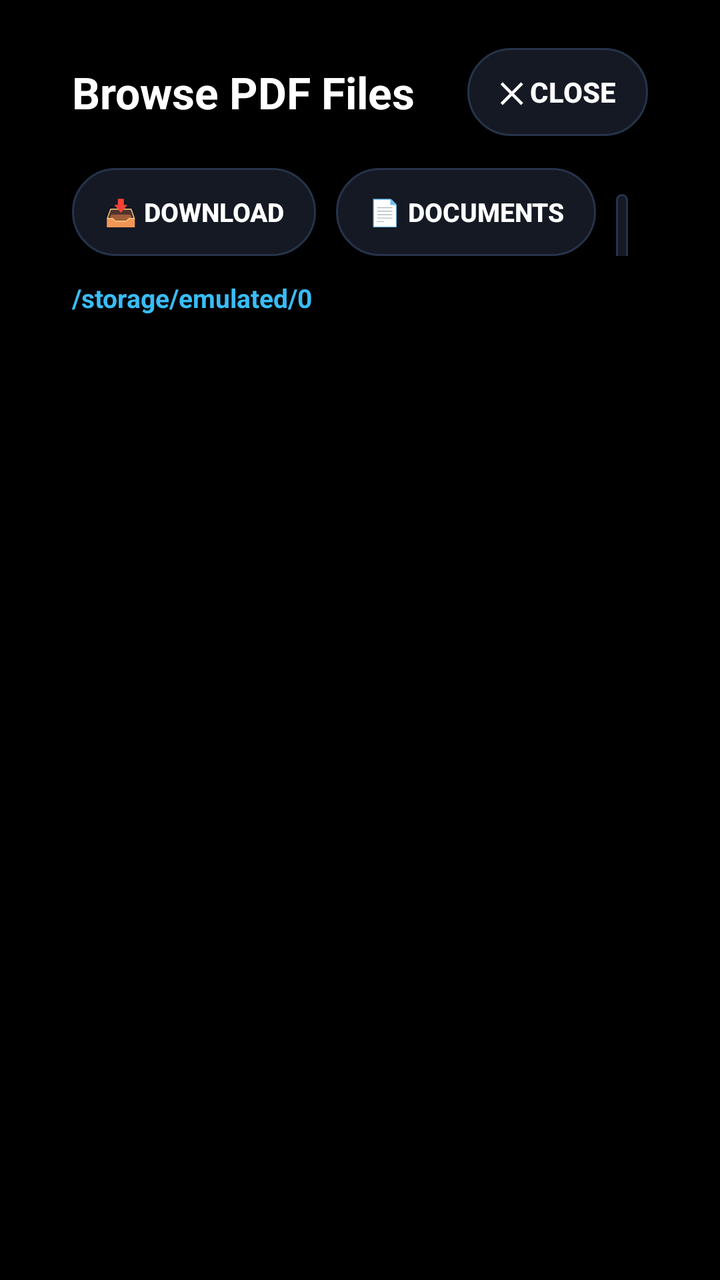
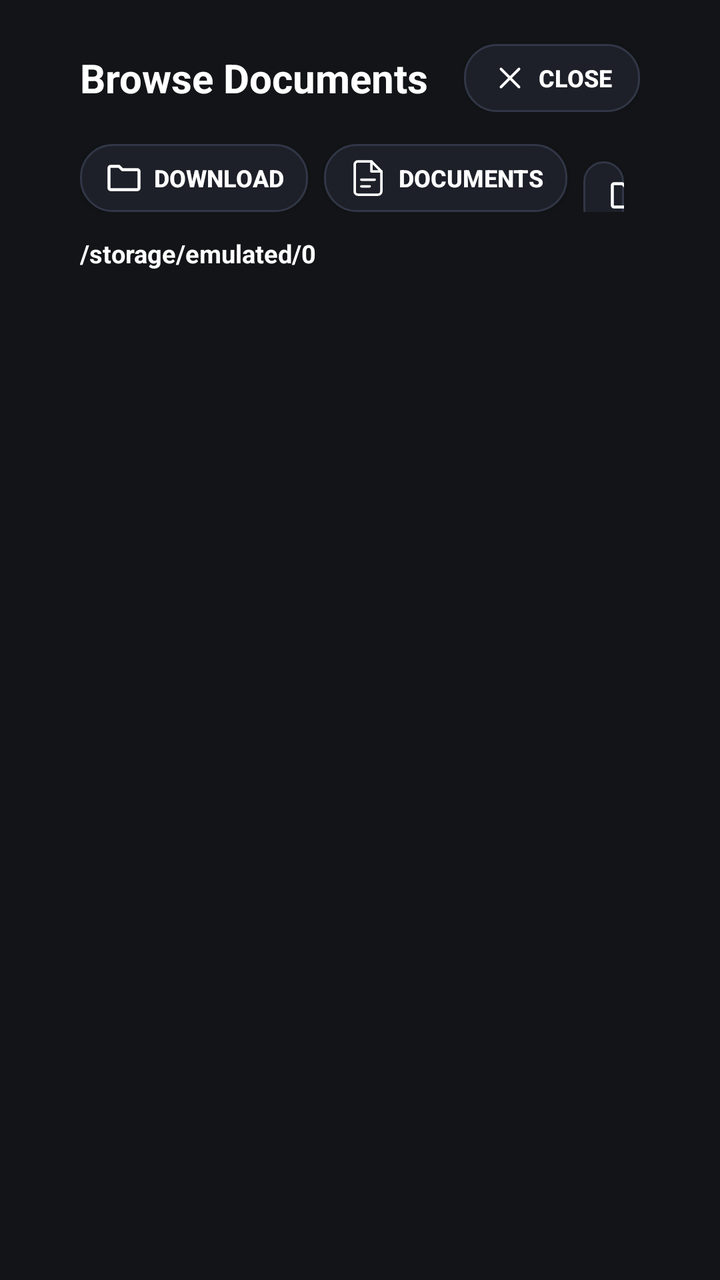

The first picture is an Android layout as it rendered before a commit; the second is the same layout after the commit. The layout source and the unified diff follow.
<!-- AndroidManifest.xml: application theme Theme.TvReader -->
<!-- res/layout/dialog_file_picker.xml -->
<?xml version="1.0" encoding="utf-8"?>
<LinearLayout xmlns:android="http://schemas.android.com/apk/res/android"
    android:layout_width="match_parent"
    android:layout_height="match_parent"
    android:orientation="vertical"
    android:background="@color/bg_main"
    android:paddingStart="36dp"
    android:paddingEnd="36dp"
    android:paddingTop="24dp"
    android:paddingBottom="24dp">

    
    <LinearLayout
        android:layout_width="match_parent"
        android:layout_height="wrap_content"
        android:orientation="horizontal"
        android:gravity="center_vertical"
        android:layout_marginBottom="16dp">

        <TextView
            android:id="@+id/tvPickerTitle"
            android:layout_width="0dp"
            android:layout_height="wrap_content"
            android:layout_weight="1"
            android:text="Browse PDF Files"
            android:textColor="#FFFFFF"
            android:textSize="22sp"
            android:textStyle="bold" />

        <Button
            android:id="@+id/btnPickerClose"
            android:layout_width="wrap_content"
            android:layout_height="44dp"
            android:text="✕ Close"
            android:textColor="@color/btn_focus_text_color"
            android:textSize="14sp"
            android:textStyle="bold"
            android:background="@drawable/focus_button_bg"
            android:paddingStart="16dp"
            android:paddingEnd="16dp"
            android:focusable="true" />
    </LinearLayout>

    
    <LinearLayout
        android:layout_width="match_parent"
        android:layout_height="wrap_content"
        android:orientation="horizontal"
        android:layout_marginBottom="12dp">

        <Button
            android:id="@+id/btnShortcutDownload"
            android:layout_width="wrap_content"
            android:layout_height="44dp"
            android:text="📥 Download"
            android:textColor="@color/btn_focus_text_color"
            android:textSize="13sp"
            android:textStyle="bold"
            android:background="@drawable/focus_button_bg"
            android:paddingStart="16dp"
            android:paddingEnd="16dp"
            android:focusable="true"
            android:layout_marginEnd="10dp" />

        <Button
            android:id="@+id/btnShortcutDocuments"
            android:layout_width="wrap_content"
            android:layout_height="44dp"
            android:text="📄 Documents"
            android:textColor="@color/btn_focus_text_color"
            android:textSize="13sp"
            android:textStyle="bold"
            android:background="@drawable/focus_button_bg"
            android:paddingStart="16dp"
            android:paddingEnd="16dp"
            android:focusable="true"
            android:layout_marginEnd="10dp" />

        <Button
            android:id="@+id/btnShortcutUsb"
            android:layout_width="wrap_content"
            android:layout_height="44dp"
            android:text="💾 USB Drives"
            android:textColor="@color/btn_focus_text_color"
            android:textSize="13sp"
            android:textStyle="bold"
            android:background="@drawable/focus_button_bg"
            android:paddingStart="16dp"
            android:paddingEnd="16dp"
            android:focusable="true"
            android:layout_marginEnd="10dp" />

        <Button
            android:id="@+id/btnShortcutScanAll"
            android:layout_width="wrap_content"
            android:layout_height="44dp"
            android:text="🔍 Scan All Device"
            android:textColor="@color/btn_focus_text_color"
            android:textSize="13sp"
            android:textStyle="bold"
            android:background="@drawable/focus_button_bg"
            android:paddingStart="16dp"
            android:paddingEnd="16dp"
            android:focusable="true"
            android:layout_marginEnd="10dp" />

        <Button
            android:id="@+id/btnShortcutSystemPicker"
            android:layout_width="wrap_content"
            android:layout_height="44dp"
            android:text="📂 System Picker"
            android:textColor="@color/btn_focus_text_color"
            android:textSize="13sp"
            android:textStyle="bold"
            android:background="@drawable/focus_button_bg"
            android:paddingStart="16dp"
            android:paddingEnd="16dp"
            android:focusable="true" />
    </LinearLayout>

    
    <TextView
        android:id="@+id/tvCurrentPath"
        android:layout_width="match_parent"
        android:layout_height="wrap_content"
        android:text="/storage/emulated/0"
        android:textColor="@color/accent_blue"
        android:textSize="13sp"
        android:textStyle="bold"
        android:maxLines="1"
        android:ellipsize="start"
        android:layout_marginBottom="10dp" />

    
    <FrameLayout
        android:layout_width="match_parent"
        android:layout_height="0dp"
        android:layout_weight="1">

        <androidx.recyclerview.widget.RecyclerView
            android:id="@+id/rvFileList"
            android:layout_width="match_parent"
            android:layout_height="match_parent"
            android:scrollbars="vertical"
            android:scrollbarThumbVertical="@color/accent_blue" />

        <LinearLayout
            android:id="@+id/layoutEmptyFolder"
            android:layout_width="match_parent"
            android:layout_height="match_parent"
            android:gravity="center"
            android:orientation="vertical"
            android:visibility="gone">

            <TextView
                android:layout_width="wrap_content"
                android:layout_height="wrap_content"
                android:text="📁"
                android:textSize="40sp"
                android:layout_marginBottom="8dp" />

            <TextView
                android:layout_width="wrap_content"
                android:layout_height="wrap_content"
                android:text="No PDF files found in this folder."
                android:textColor="#FFFFFF"
                android:textSize="15sp"
                android:textStyle="bold" />

            <TextView
                android:layout_width="wrap_content"
                android:layout_height="wrap_content"
                android:text="Try clicking [Download], [Documents], or [Scan All Device] above."
                android:textColor="@color/text_secondary"
                android:textSize="13sp"
                android:layout_marginTop="6dp" />
        </LinearLayout>

        <ProgressBar
            android:id="@+id/pbScanning"
            android:layout_width="56dp"
            android:layout_height="56dp"
            android:layout_gravity="center"
            android:indeterminateTint="@color/accent_blue"
            android:visibility="gone" />
    </FrameLayout>

</LinearLayout>
<!-- resources referenced by this layout -->
<resources>
  <color name="accent_blue">#38BDF8</color>
  <color name="bg_main">#000000</color>
  <color name="text_secondary">#94A3B8</color>
  <!-- drawable focus_button_bg (drawable) -->
  <?xml version="1.0" encoding="utf-8"?>
  <selector xmlns:android="http://schemas.android.com/apk/res/android">
      <item android:state_focused="true">
          <shape android:shape="rectangle">
              <solid android:color="@color/pill_bg_focused" />
              <stroke android:width="2dp" android:color="@color/pill_stroke_focused" />
              <corners android:radius="22dp" />
          </shape>
      </item>
      <item android:state_pressed="true">
          <shape android:shape="rectangle">
              <solid android:color="#213047" />
              <stroke android:width="2dp" android:color="@color/pill_stroke_focused" />
              <corners android:radius="22dp" />
          </shape>
      </item>
      <item>
          <shape android:shape="rectangle">
              <solid android:color="@color/pill_bg_normal" />
              <stroke android:width="1dp" android:color="@color/pill_stroke_normal" />
              <corners android:radius="22dp" />
          </shape>
      </item>
  </selector>
  <color name="pill_bg_focused">#1A2538</color>
  <color name="pill_bg_normal">#141923</color>
  <color name="pill_stroke_normal">#26334A</color>
  <color name="bg_surface">#0F141C</color>
  <!-- unchanged entries left out for length: 4 -->
</resources>

<!-- the commit's change to res/layout/dialog_file_picker.xml (unified diff, before → after) -->
@@ -4,10 +4,10 @@
     android:layout_height="match_parent"
     android:orientation="vertical"
     android:background="@color/bg_main"
-    android:paddingStart="36dp"
-    android:paddingEnd="36dp"
-    android:paddingTop="24dp"
-    android:paddingBottom="24dp">
+    android:paddingStart="40dp"
+    android:paddingEnd="40dp"
+    android:paddingTop="22dp"
+    android:paddingBottom="22dp">
 
     
     <LinearLayout
@@ -22,22 +22,24 @@
             android:layout_width="0dp"
             android:layout_height="wrap_content"
             android:layout_weight="1"
-            android:text="Browse PDF Files"
+            android:text="Browse Documents"
             android:textColor="#FFFFFF"
-            android:textSize="22sp"
+            android:textSize="20sp"
             android:textStyle="bold" />
 
         <Button
             android:id="@+id/btnPickerClose"
             android:layout_width="wrap_content"
-            android:layout_height="44dp"
-            android:text="✕ Close"
-            android:textColor="@color/btn_focus_text_color"
-            android:textSize="14sp"
-            android:textStyle="bold"
-            android:background="@drawable/focus_button_bg"
-            android:paddingStart="16dp"
-            android:paddingEnd="16dp"
+            android:layout_height="34dp"
+            android:text="Close"
+            android:textColor="@color/btn_focus_text_color"
+            android:textSize="12sp"
+            android:textStyle="bold"
+            android:drawableStart="@drawable/ic_close_stroke"
+            android:drawablePadding="5dp"
+            android:background="@drawable/focus_button_bg"
+            android:paddingStart="14dp"
+            android:paddingEnd="14dp"
             android:focusable="true" />
     </LinearLayout>
 
@@ -51,70 +53,80 @@
         <Button
             android:id="@+id/btnShortcutDownload"
             android:layout_width="wrap_content"
-            android:layout_height="44dp"
-            android:text="📥 Download"
-            android:textColor="@color/btn_focus_text_color"
-            android:textSize="13sp"
-            android:textStyle="bold"
-            android:background="@drawable/focus_button_bg"
-            android:paddingStart="16dp"
-            android:paddingEnd="16dp"
-            android:focusable="true"
-            android:layout_marginEnd="10dp" />
+            android:layout_height="34dp"
+            android:text="Download"
+            android:textColor="@color/btn_focus_text_color"
+            android:textSize="12sp"
+            android:textStyle="bold"
+            android:drawableStart="@drawable/ic_folder_stroke"
+            android:drawablePadding="5dp"
+            android:background="@drawable/focus_button_bg"
+            android:paddingStart="12dp"
+            android:paddingEnd="12dp"
+            android:focusable="true"
+            android:layout_marginEnd="8dp" />
 
         <Button
             android:id="@+id/btnShortcutDocuments"
             android:layout_width="wrap_content"
-            android:layout_height="44dp"
-            android:text="📄 Documents"
-            android:textColor="@color/btn_focus_text_color"
-            android:textSize="13sp"
-            android:textStyle="bold"
-            android:background="@drawable/focus_button_bg"
-            android:paddingStart="16dp"
-            android:paddingEnd="16dp"
-            android:focusable="true"
-            android:layout_marginEnd="10dp" />
+            android:layout_height="34dp"
+            android:text="Documents"
+            android:textColor="@color/btn_focus_text_color"
+            android:textSize="12sp"
+            android:textStyle="bold"
+            android:drawableStart="@drawable/ic_pdf_stroke"
+            android:drawablePadding="5dp"
+            android:background="@drawable/focus_button_bg"
+            android:paddingStart="12dp"
+            android:paddingEnd="12dp"
+            android:focusable="true"
+            android:layout_marginEnd="8dp" />
 
         <Button
             android:id="@+id/btnShortcutUsb"
             android:layout_width="wrap_content"
-            android:layout_height="44dp"
-            android:text="💾 USB Drives"
-            android:textColor="@color/btn_focus_text_color"
-            android:textSize="13sp"
-            android:textStyle="bold"
-            android:background="@drawable/focus_button_bg"
-            android:paddingStart="16dp"
-            android:paddingEnd="16dp"
-            android:focusable="true"
-            android:layout_marginEnd="10dp" />
+            android:layout_height="34dp"
+            android:text="USB Drives"
+            android:textColor="@color/btn_focus_text_color"
+            android:textSize="12sp"
+            android:textStyle="bold"
+            android:drawableStart="@drawable/ic_folder_stroke"
+            android:drawablePadding="5dp"
+            android:background="@drawable/focus_button_bg"
+            android:paddingStart="12dp"
+            android:paddingEnd="12dp"
+            android:focusable="true"
+            android:layout_marginEnd="8dp" />
 
         <Button
             android:id="@+id/btnShortcutScanAll"
             android:layout_width="wrap_content"
-            android:layout_height="44dp"
-            android:text="🔍 Scan All Device"
-            android:textColor="@color/btn_focus_text_color"
-            android:textSize="13sp"
-            android:textStyle="bold"
-            android:background="@drawable/focus_button_bg"
-            android:paddingStart="16dp"
-            android:paddingEnd="16dp"
-            android:focusable="true"
-            android:layout_marginEnd="10dp" />
+            android:layout_height="34dp"
+            android:text="Scan All"
+            android:textColor="@color/btn_focus_text_color"
+            android:textSize="12sp"
+            android:textStyle="bold"
+            android:drawableStart="@drawable/ic_search_stroke"
+            android:drawablePadding="5dp"
+            android:background="@drawable/focus_button_bg"
+            android:paddingStart="12dp"
+            android:paddingEnd="12dp"
+            android:focusable="true"
+            android:layout_marginEnd="8dp" />
 
         <Button
             android:id="@+id/btnShortcutSystemPicker"
             android:layout_width="wrap_content"
-            android:layout_height="44dp"
-            android:text="📂 System Picker"
-            android:textColor="@color/btn_focus_text_color"
-            android:textSize="13sp"
-            android:textStyle="bold"
-            android:background="@drawable/focus_button_bg"
-            android:paddingStart="16dp"
-            android:paddingEnd="16dp"
+            android:layout_height="34dp"
+            android:text="System Picker"
+            android:textColor="@color/btn_focus_text_color"
+            android:textSize="12sp"
+            android:textStyle="bold"
+            android:drawableStart="@drawable/ic_folder_stroke"
+            android:drawablePadding="5dp"
+            android:background="@drawable/focus_button_bg"
+            android:paddingStart="12dp"
+            android:paddingEnd="12dp"
             android:focusable="true" />
     </LinearLayout>
 
@@ -124,8 +136,8 @@
         android:layout_width="match_parent"
         android:layout_height="wrap_content"
         android:text="/storage/emulated/0"
-        android:textColor="@color/accent_blue"
-        android:textSize="13sp"
+        android:textColor="#FFFFFF"
+        android:textSize="12.5sp"
         android:textStyle="bold"
         android:maxLines="1"
         android:ellipsize="start"
@@ -142,7 +154,7 @@
             android:layout_width="match_parent"
             android:layout_height="match_parent"
             android:scrollbars="vertical"
-            android:scrollbarThumbVertical="@color/accent_blue" />
+            android:scrollbarThumbVertical="@color/neon_cyan" />
 
         <LinearLayout
             android:id="@+id/layoutEmptyFolder"
@@ -152,36 +164,36 @@
             android:orientation="vertical"
             android:visibility="gone">
 
-            <TextView
-                android:layout_width="wrap_content"
-                android:layout_height="wrap_content"
-                android:text="📁"
-                android:textSize="40sp"
-                android:layout_marginBottom="8dp" />
+            <ImageView
+                android:layout_width="32dp"
+                android:layout_height="32dp"
+                android:src="@drawable/ic_folder_stroke"
+                android:layout_marginBottom="8dp"
+                android:contentDescription="Empty" />
 
             <TextView
                 android:layout_width="wrap_content"
                 android:layout_height="wrap_content"
                 android:text="No PDF files found in this folder."
                 android:textColor="#FFFFFF"
-                android:textSize="15sp"
+                android:textSize="14sp"
                 android:textStyle="bold" />
 
             <TextView
                 android:layout_width="wrap_content"
                 android:layout_height="wrap_content"
-                android:text="Try clicking [Download], [Documents], or [Scan All Device] above."
-                android:textColor="@color/text_secondary"
-                android:textSize="13sp"
-                android:layout_marginTop="6dp" />
+                android:text="Try clicking [Download], [Documents], or [Scan All] above."
+                android:textColor="#FFFFFF"
+                android:textSize="12sp"
+                android:layout_marginTop="4dp" />
         </LinearLayout>
 
         <ProgressBar
             android:id="@+id/pbScanning"
-            android:layout_width="56dp"
-            android:layout_height="56dp"
+            android:layout_width="48dp"
+            android:layout_height="48dp"
             android:layout_gravity="center"
-            android:indeterminateTint="@color/accent_blue"
+            android:indeterminateTint="@color/neon_cyan"
             android:visibility="gone" />
     </FrameLayout>
 
<!-- resource entries referenced after the edit -->
@@ -1,37 +1,117 @@
 <!-- resources referenced by this layout -->
 <resources>
-  <color name="accent_blue">#38BDF8</color>
-  <color name="bg_main">#000000</color>
-  <color name="text_secondary">#94A3B8</color>
+  <color name="bg_main">#131417</color>
   <!-- drawable focus_button_bg (drawable) -->
   <?xml version="1.0" encoding="utf-8"?>
   <selector xmlns:android="http://schemas.android.com/apk/res/android">
       <item android:state_focused="true">
           <shape android:shape="rectangle">
               <solid android:color="@color/pill_bg_focused" />
-              <stroke android:width="2dp" android:color="@color/pill_stroke_focused" />
-              <corners android:radius="22dp" />
+              <stroke android:width="1.2dp" android:color="@color/pill_stroke_focused" />
+              <corners android:radius="16dp" />
           </shape>
       </item>
       <item android:state_pressed="true">
           <shape android:shape="rectangle">
-              <solid android:color="#213047" />
-              <stroke android:width="2dp" android:color="@color/pill_stroke_focused" />
-              <corners android:radius="22dp" />
+              <solid android:color="#242B3B" />
+              <stroke android:width="1.2dp" android:color="@color/pill_stroke_focused" />
+              <corners android:radius="16dp" />
           </shape>
       </item>
       <item>
           <shape android:shape="rectangle">
               <solid android:color="@color/pill_bg_normal" />
               <stroke android:width="1dp" android:color="@color/pill_stroke_normal" />
-              <corners android:radius="22dp" />
+              <corners android:radius="16dp" />
           </shape>
       </item>
   </selector>
-  <color name="pill_bg_focused">#1A2538</color>
-  <color name="pill_bg_normal">#141923</color>
-  <color name="pill_stroke_normal">#26334A</color>
-  <color name="bg_surface">#0F141C</color>
+  <!-- drawable ic_close_stroke (drawable) -->
+  <?xml version="1.0" encoding="utf-8"?>
+  <vector xmlns:android="http://schemas.android.com/apk/res/android"
+      android:width="18dp"
+      android:height="18dp"
+      android:viewportWidth="24"
+      android:viewportHeight="24">
+      <path
+          android:strokeColor="#FFFFFF"
+          android:strokeWidth="1.8"
+          android:strokeLineCap="round"
+          android:strokeLineJoin="round"
+          android:fillColor="#00000000"
+          android:pathData="M18,6L6,18M6,6l12,12" />
+  </vector>
+  <!-- drawable ic_folder_stroke (drawable) -->
+  <?xml version="1.0" encoding="utf-8"?>
+  <vector xmlns:android="http://schemas.android.com/apk/res/android"
+      android:width="20dp"
+      android:height="20dp"
+      android:viewportWidth="24"
+      android:viewportHeight="24">
+      <path
+          android:strokeColor="#FFFFFF"
+          android:strokeWidth="1.8"
+          android:strokeLineCap="round"
+          android:strokeLineJoin="round"
+          android:fillColor="#00000000"
+          android:pathData="M3,6a1,1 0 0,1 1,-1h5l2,2h9a1,1 0 0,1 1,1v10a1,1 0 0,1 -1,1h-16a1,1 0 0,1 -1,-1z" />
+  </vector>
+  <!-- drawable ic_pdf_stroke (drawable) -->
+  <?xml version="1.0" encoding="utf-8"?>
+  <vector xmlns:android="http://schemas.android.com/apk/res/android"
+      android:width="20dp"
+      android:height="20dp"
+      android:viewportWidth="24"
+      android:viewportHeight="24">
+      
+      <path
+          android:strokeColor="#FFFFFF"
+          android:strokeWidth="1.5"
+          android:strokeLineCap="round"
+          android:strokeLineJoin="round"
+          android:fillColor="#00000000"
+          android:pathData="M14,2H6A2,2 0 0,0 4,4V20A2,2 0 0,0 6,22H18A2,2 0 0,0 20,20V8Z" />
+      <path
+          android:strokeColor="#FFFFFF"
+          android:strokeWidth="1.5"
+          android:strokeLineCap="round"
+          android:strokeLineJoin="round"
+          android:fillColor="#00000000"
+          android:pathData="M14,2V8H20" />
+      
+      <path
+          android:strokeColor="#FFFFFF"
+          android:strokeWidth="1.5"
+          android:strokeLineCap="round"
+          android:fillColor="#00000000"
+          android:pathData="M8,13H16M8,17H13" />
+  </vector>
+  <!-- drawable ic_search_stroke (drawable) -->
+  <?xml version="1.0" encoding="utf-8"?>
+  <vector xmlns:android="http://schemas.android.com/apk/res/android"
+      android:width="20dp"
+      android:height="20dp"
+      android:viewportWidth="24"
+      android:viewportHeight="24">
+      
+      <path
+          android:strokeColor="#FFFFFF"
+          android:strokeWidth="1.8"
+          android:strokeLineCap="round"
+          android:fillColor="#00000000"
+          android:pathData="M11,11m-7,0a7,7 0 1,0 14,0a7,7 0 1,0 -14,0" />
+      
+      <path
+          android:strokeColor="#FFFFFF"
+          android:strokeWidth="1.8"
+          android:strokeLineCap="round"
+          android:fillColor="#00000000"
+          android:pathData="M16.5,16.5L21,21" />
+  </vector>
+  <color name="pill_bg_focused">#242B3B</color>
+  <color name="pill_bg_normal">#1D2028</color>
+  <color name="pill_stroke_normal">#313747</color>
+  <color name="bg_surface">#1A1C22</color>
   <!-- unchanged entries left out for length: 4 -->
 </resources>
 
